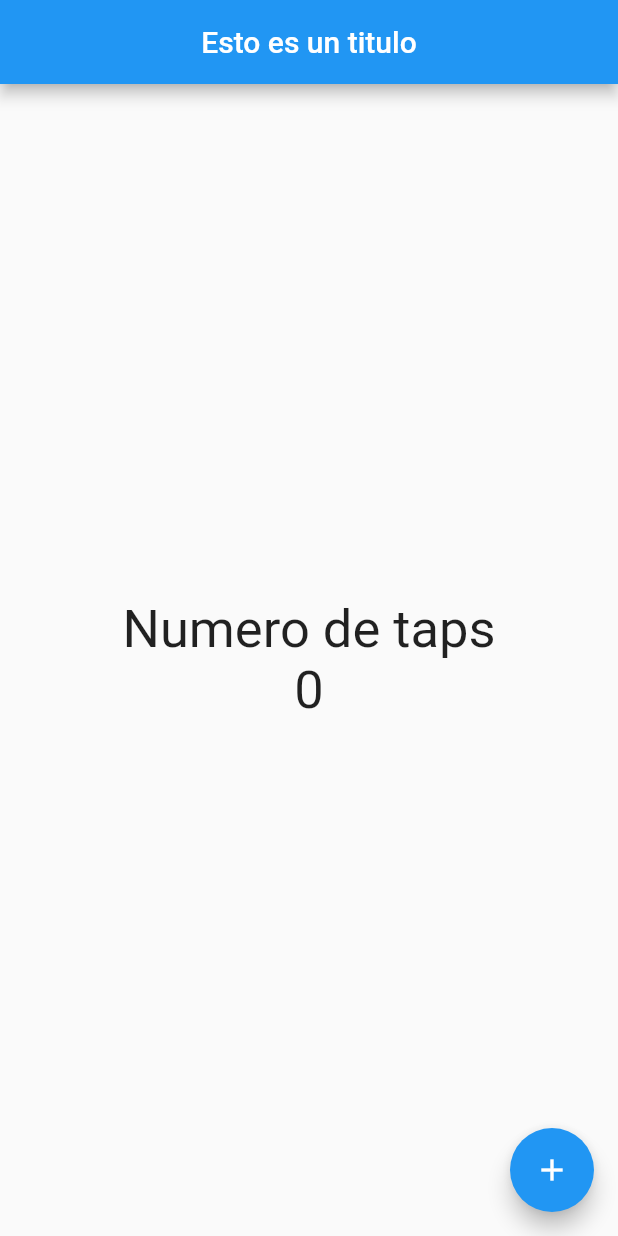
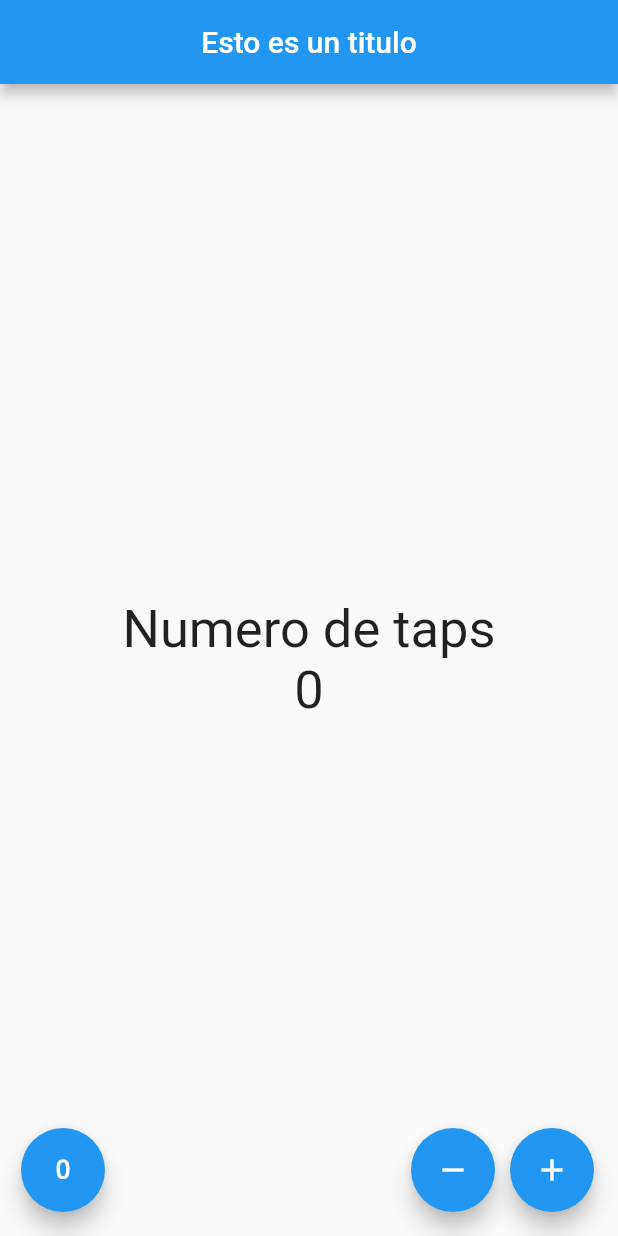
Before and after one commit to MartinBrisset/probandoDartyFlutter, a Flutter app: the screen it shows after launch, on a phone screen of 412 x 824 dp. Run offline on Flutter 3.47's test engine with Material 2 defaults, Android fonts, the phone set to English and light mode, and no system bars.

Commit message:
app final de prueba

```diff
--- a/lib/src/app.dart
+++ b/lib/src/app.dart
@@ -1,6 +1,7 @@
+import 'package:flutter/material.dart';
+
 import 'package:contador/src/pages/contador_page.dart';
 // import 'package:contador/src/pages/home_page.dart';
-import 'package:flutter/material.dart';
 
 class MyApp extends StatelessWidget {
 
@@ -8,7 +9,7 @@ class MyApp extends StatelessWidget {
   Widget build( context ) {
 
     return MaterialApp(
-      debugShowCheckedModeBanner: false,
+      debugShowCheckedModeBanner: true, //sacar el banner
       home: Center(
         // child: HomePage(),
         child: ContadorPage(),
--- a/lib/src/pages/contador_page.dart
+++ b/lib/src/pages/contador_page.dart
@@ -30,23 +30,35 @@ class _ContadorPageState extends State<ContadorPage> { //el _es oara que quede p
           ],
         )
       ),
-      floatingActionButtonLocation: FloatingActionButtonLocation.endFloat, //Posision del boton, las trae ya la clase
-      floatingActionButton: FloatingActionButton(
-        child: Icon(Icons.add),
-        onPressed: () {
-
-
-          // print('Hola');
-
-          _conteo++;
-
-          setState(() {
-
-          });
-
-        },
-      ),
+      floatingActionButton: _crearBotones()
     );
   }
 
+  Widget _crearBotones() {
+    return Row(
+      mainAxisAlignment: MainAxisAlignment.end,
+      children: <Widget>[
+        SizedBox(width: 30.0,),
+        FloatingActionButton( child: Icon(Icons.exposure_zero), onPressed: _reset ),
+        Expanded(child: SizedBox(width: 10.0,)),
+        FloatingActionButton( child: Icon(Icons.remove), onPressed: _sustraer ),
+        SizedBox(width: 10.0,),
+        FloatingActionButton( child: Icon(Icons.add), onPressed: _agregar ),
+      ],
+    );
+
+  }
+
+  void _agregar() {
+    setState(() => _conteo++ );
+  }
+
+  void _sustraer() {
+    setState(() => _conteo-- );
+  }
+
+  void _reset() {
+    setState(() => _conteo = 0 );
+  }
+
 }
```
